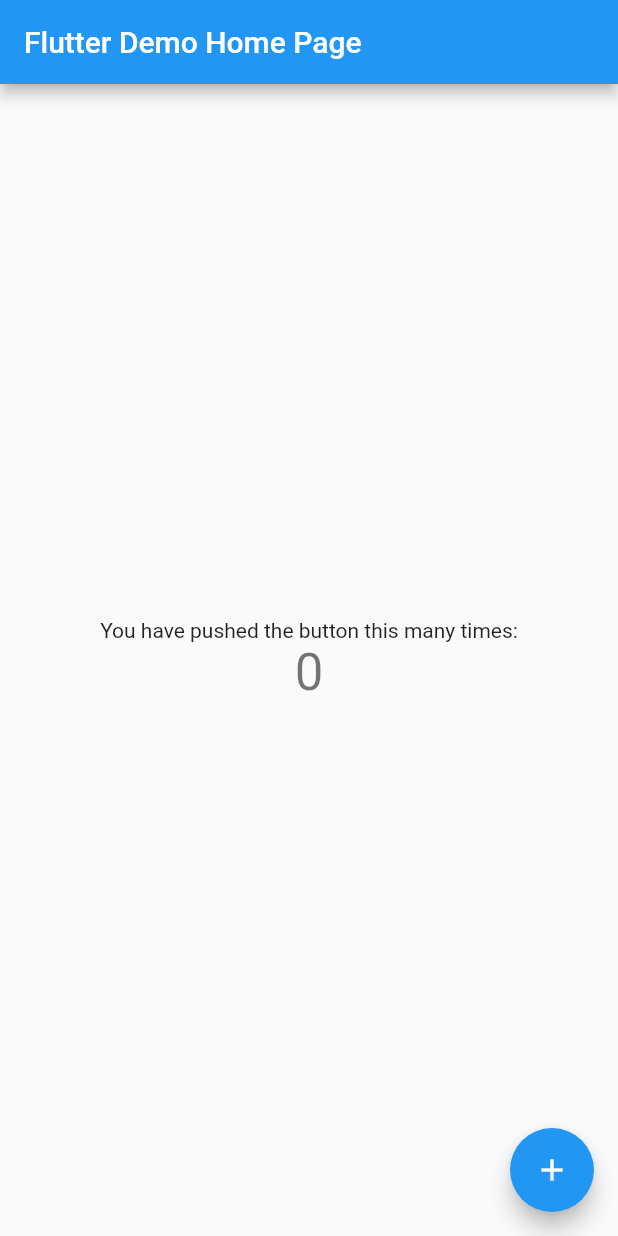
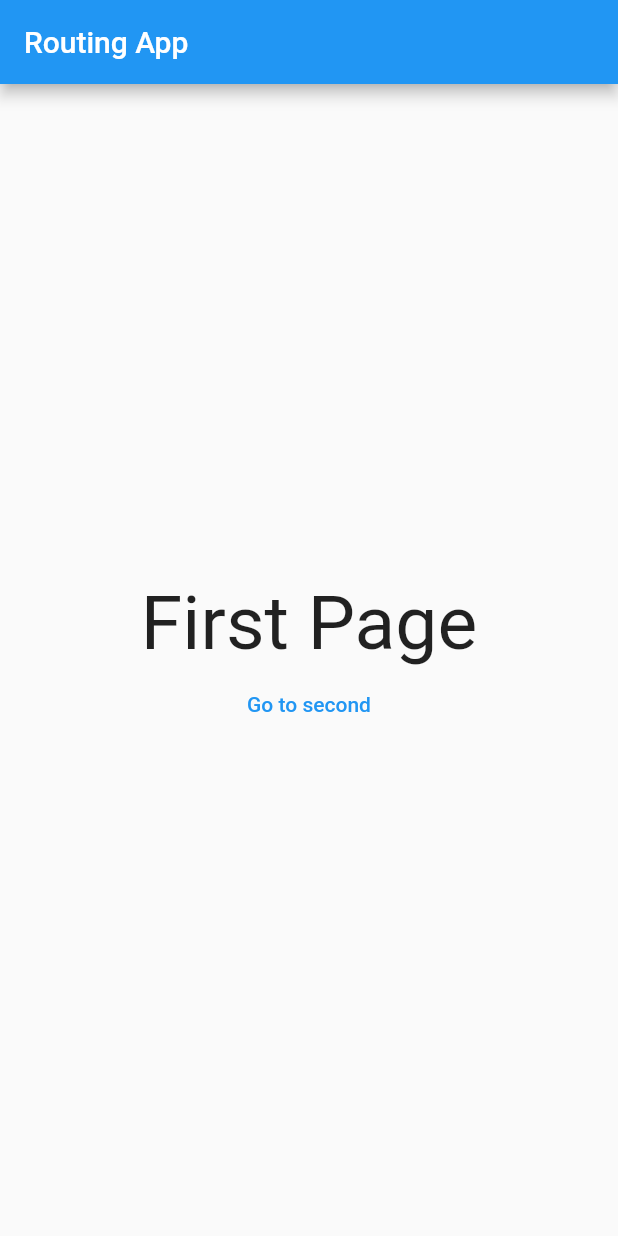
Before and after one commit to yasser159/flutter_routes_and_navigation, a Flutter app: the screen it shows after launch, on a phone screen of 412 x 824 dp. Run offline on Flutter 3.47's test engine with Material 2 defaults, Android fonts, the phone set to English and light mode, and no system bars; missing offline and left inert: dart:html.

Commit message:
tutorial finished

```diff
--- a/lib/main.dart
+++ b/lib/main.dart
@@ -1,115 +1,86 @@
+import 'dart:html';
+
 import 'package:flutter/material.dart';
+import 'package:flutter_routes_and_navigation/route_generator.dart';
 
-void main() {
-  runApp(const MyApp());
-}
+void main() => runApp(MyApp());
 
 class MyApp extends StatelessWidget {
   const MyApp({super.key});
 
-  // This widget is the root of your application.
   @override
   Widget build(BuildContext context) {
     return MaterialApp(
+      debugShowCheckedModeBanner: false,
       title: 'Flutter Demo',
       theme: ThemeData(
-        // This is the theme of your application.
-        //
-        // Try running your application with "flutter run". You'll see the
-        // application has a blue toolbar. Then, without quitting the app, try
-        // changing the primarySwatch below to Colors.green and then invoke
-        // "hot reload" (press "r" in the console where you ran "flutter run",
-        // or simply save your changes to "hot reload" in a Flutter IDE).
-        // Notice that the counter didn't reset back to zero; the application
-        // is not restarted.
         primarySwatch: Colors.blue,
       ),
-      home: const MyHomePage(title: 'Flutter Demo Home Page'),
+      //{(RouteSettings) => Route<dynamic> onGenerateRoute}
+      initialRoute: '/',
+      onGenerateRoute: RouteGenerator.generateRoute,
     );
   }
 }
 
-class MyHomePage extends StatefulWidget {
-  const MyHomePage({super.key, required this.title});
-
-  // This widget is the home page of your application. It is stateful, meaning
-  // that it has a State object (defined below) that contains fields that affect
-  // how it looks.
-
-  // This class is the configuration for the state. It holds the values (in this
-  // case the title) provided by the parent (in this case the App widget) and
-  // used by the build method of the State. Fields in a Widget subclass are
-  // always marked "final".
-
-  final String title;
-
+class FirstPage extends StatelessWidget {
   @override
-  State<MyHomePage> createState() => _MyHomePageState();
+  Widget build(BuildContext context) {
+    return Scaffold(
+      appBar: AppBar(
+        title: Text('Routing App'),
+      ),
+      body: Center(
+        child: Column(
+          mainAxisSize: MainAxisSize.min,
+          children: <Widget>[
+            Text(
+              'First Page',
+              style: TextStyle(fontSize: 50),
+            ),
+            TextButton(
+              child: Text('Go to second'),
+              onPressed: () {
+                Navigator.of(context).pushNamed('/second',
+                    arguments: 'Hello there from first page!');
+              },
+            )
+          ],
+        ),
+      ),
+    );
+  }
 }
 
-class _MyHomePageState extends State<MyHomePage> {
-  int _counter = 0;
+class SecondPage extends StatelessWidget {
+  final String data;
 
-  void _incrementCounter() {
-    setState(() {
-      // This call to setState tells the Flutter framework that something has
-      // changed in this State, which causes it to rerun the build method below
-      // so that the display can reflect the updated values. If we changed
-      // _counter without calling setState(), then the build method would not be
-      // called again, and so nothing would appear to happen.
-      _counter++;
-    });
-  }
+  SecondPage({
+    Key? key,
+    required this.data,
+  }) : super(key: key);
 
   @override
   Widget build(BuildContext context) {
-    // This method is rerun every time setState is called, for instance as done
-    // by the _incrementCounter method above.
-    //
-    // The Flutter framework has been optimized to make rerunning build methods
-    // fast, so that you can just rebuild anything that needs updating rather
-    // than having to individually change instances of widgets.
     return Scaffold(
       appBar: AppBar(
-        // Here we take the value from the MyHomePage object that was created by
-        // the App.build method, and use it to set our appbar title.
-        title: Text(widget.title),
+        title: Text('Routing App'),
       ),
       body: Center(
-        // Center is a layout widget. It takes a single child and positions it
-        // in the middle of the parent.
         child: Column(
-          // Column is also a layout widget. It takes a list of children and
-          // arranges them vertically. By default, it sizes itself to fit its
-          // children horizontally, and tries to be as tall as its parent.
-          //
-          // Invoke "debug painting" (press "p" in the console, choose the
-          // "Toggle Debug Paint" action from the Flutter Inspector in Android
-          // Studio, or the "Toggle Debug Paint" command in Visual Studio Code)
-          // to see the wireframe for each widget.
-          //
-          // Column has various properties to control how it sizes itself and
-          // how it positions its children. Here we use mainAxisAlignment to
-          // center the children vertically; the main axis here is the vertical
-          // axis because Columns are vertical (the cross axis would be
-          // horizontal).
-          mainAxisAlignment: MainAxisAlignment.center,
+          mainAxisSize: MainAxisSize.min,
           children: <Widget>[
-            const Text(
-              'You have pushed the button this many times:',
+            Text(
+              'Second Page',
+              style: TextStyle(fontSize: 50),
             ),
             Text(
-              '$_counter',
-              style: Theme.of(context).textTheme.headlineMedium,
-            ),
+              data,
+              style: TextStyle(fontSize: 20),
+            )
           ],
         ),
       ),
-      floatingActionButton: FloatingActionButton(
-        onPressed: _incrementCounter,
-        tooltip: 'Increment',
-        child: const Icon(Icons.add),
-      ), // This trailing comma makes auto-formatting nicer for build methods.
     );
   }
 }
--- /dev/null
+++ b/lib/route_generator.dart
@@ -0,0 +1,43 @@
+import 'package:flutter/material.dart';
+import 'package:flutter_routes_and_navigation/main.dart';
+
+class RouteGenerator {
+  static Route<dynamic> generateRoute(RouteSettings settings) {
+    // Getting arguments passed un while calling Navigator.pushNames
+    final args = settings.arguments;
+
+    switch (settings.name) {
+      case '/':
+        return MaterialPageRoute(builder: (_) => FirstPage());
+      case '/second':
+        // Validation of correct data type
+        if (args is String) {
+          return MaterialPageRoute(
+            builder: (_) => SecondPage(
+              data: args,
+            ),
+          );
+        }
+
+// If args is not of the correct type, return an error page.
+// You can also throw an exception while in development.
+        return _errorRoute();
+      default:
+        // If there is no such named route in the switch statement, e.g. /third
+        return _errorRoute();
+    }
+  }
+
+  static Route<dynamic> _errorRoute() {
+    return MaterialPageRoute(builder: (_) {
+      return Scaffold(
+        appBar: AppBar(
+          title: Text('Error'),
+        ),
+        body: Center(
+          child: Text('ERROR'),
+        ),
+      );
+    });
+  }
+}
```
